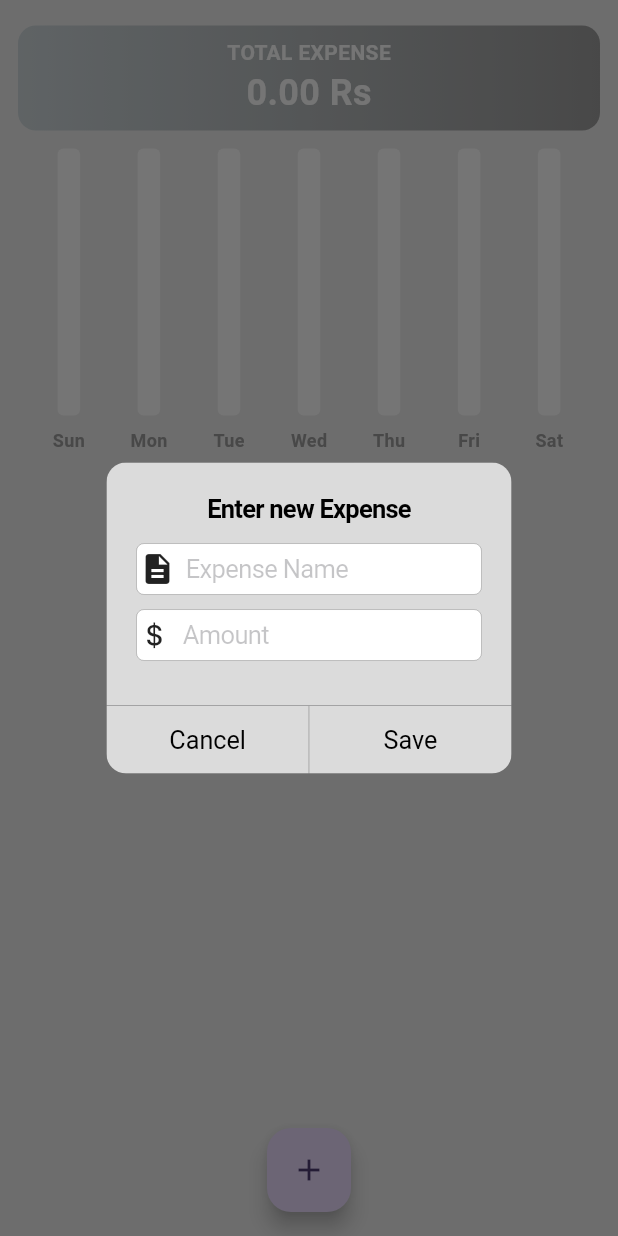
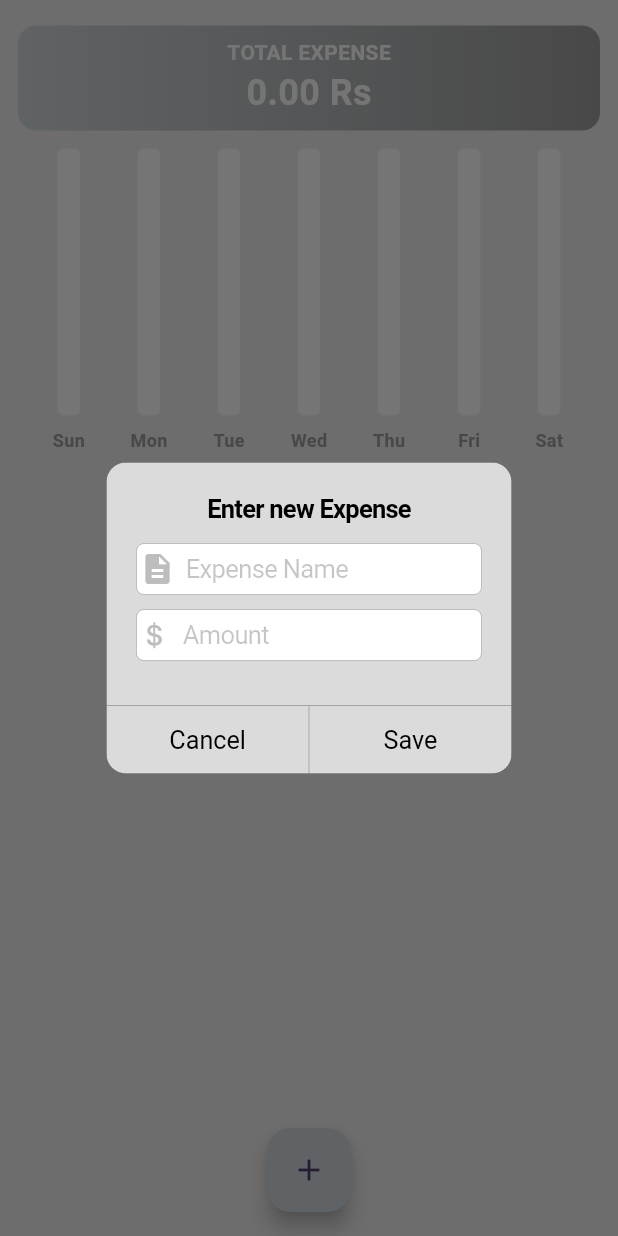
Before and after one commit to BilalAmir1/expense_app, a Flutter app: the HomePage screen opened directly, after a tap on the "add" icon, on a phone screen of 412 x 824 dp. Run offline on Flutter 3.47's test engine with Material 2 defaults, Android fonts, the phone set to English and light mode, and no system bars; drawn by our look-alikes of fl_chart; our stand-ins replace flutter_slidable, hive_flutter, lottie; accounts and stored records are empty; network calls fail.

Commit message:
commit 4

```diff
--- a/lib/home_page.dart
+++ b/lib/home_page.dart
@@ -57,6 +57,7 @@ class _HomePageState extends State<HomePage> {
                     ),
                     child: Icon(
                       Icons.description,
+                      color: Colors.grey.shade400,
                     ),
                   ),
                   controller: newExpenseNameController,
@@ -68,9 +69,10 @@ class _HomePageState extends State<HomePage> {
                   controller: newExpenseAmountController,
                   prefix: Icon(
                     CupertinoIcons.money_dollar,
+                    color: Colors.grey.shade400,
                   ),
                   placeholder: 'Amount',
-                  maxLength: 4,
+                  maxLength: 6,
                   keyboardType:
                       const TextInputType.numberWithOptions(decimal: true),
                   inputFormatters: [
@@ -150,6 +152,7 @@ class _HomePageState extends State<HomePage> {
                 borderRadius: BorderRadius.circular(16.0)),
             onPressed: addNewExpense,
             child: Icon(Icons.add),
+            backgroundColor: Colors.blueGrey.shade100,
           ),
           body: ListView(
             children: [
```
Also changed, not shown: pubspec.yaml (+7 -0 lines), assets/icon.png (added), pubspec.lock, 27 other files.
